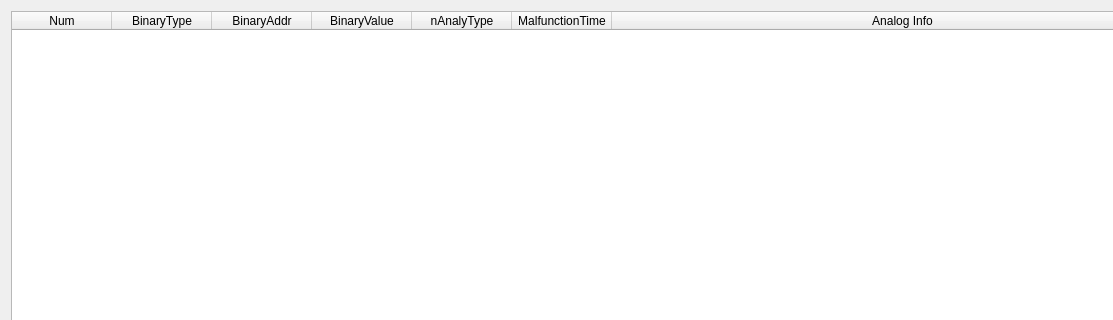
Before: the Qt Designer form d6k/trunk/src/ds_plugin/f220/faulteventwgt.ui in 5bestmen/best, drawn with Qt 5; both pictures show x 0 to 1113 and y 0 to 320 of the 1205 by 645 pixel window.
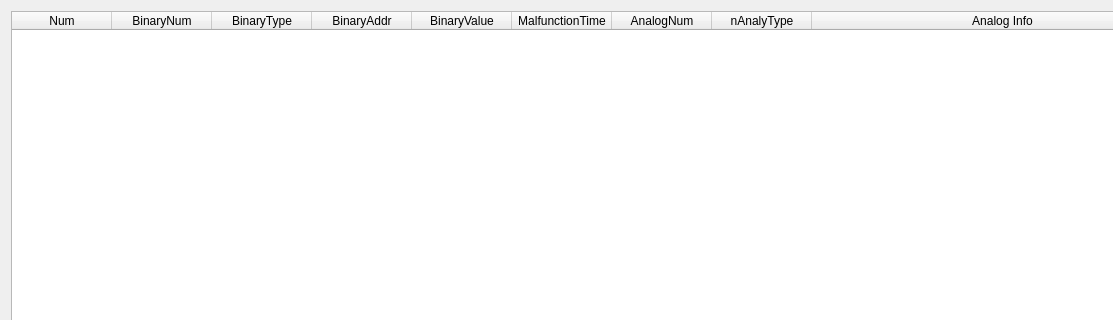
After: the same form once the commit is applied.

Patch:
```diff
--- a/d6k/trunk/src/ds_plugin/f220/faulteventwgt.ui
+++ b/d6k/trunk/src/ds_plugin/f220/faulteventwgt.ui
@@ -28,6 +28,11 @@
         <string>Num</string>
        </property>
       </column>
+      <column>
+       <property name="text">
+        <string>BinaryNum</string>
+       </property>
+      </column>
       <column>
        <property name="text">
         <string>BinaryType</string>
@@ -43,16 +48,21 @@
         <string>BinaryValue</string>
        </property>
       </column>
-      <column>
-       <property name="text">
-        <string>nAnalyType</string>
-       </property>
-      </column>
       <column>
        <property name="text">
         <string>MalfunctionTime</string>
        </property>
       </column>
+      <column>
+       <property name="text">
+        <string>AnalogNum</string>
+       </property>
+      </column>
+      <column>
+       <property name="text">
+        <string>nAnalyType</string>
+       </property>
+      </column>
       <column>
        <property name="text">
         <string>Analog Info</string>
```
